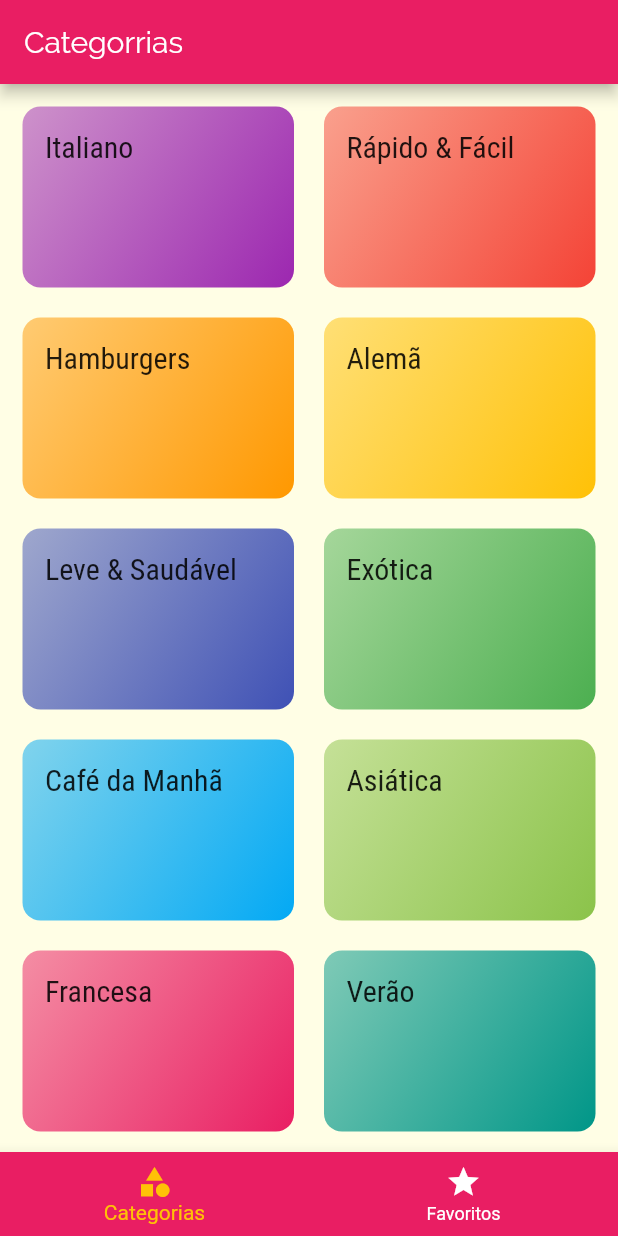
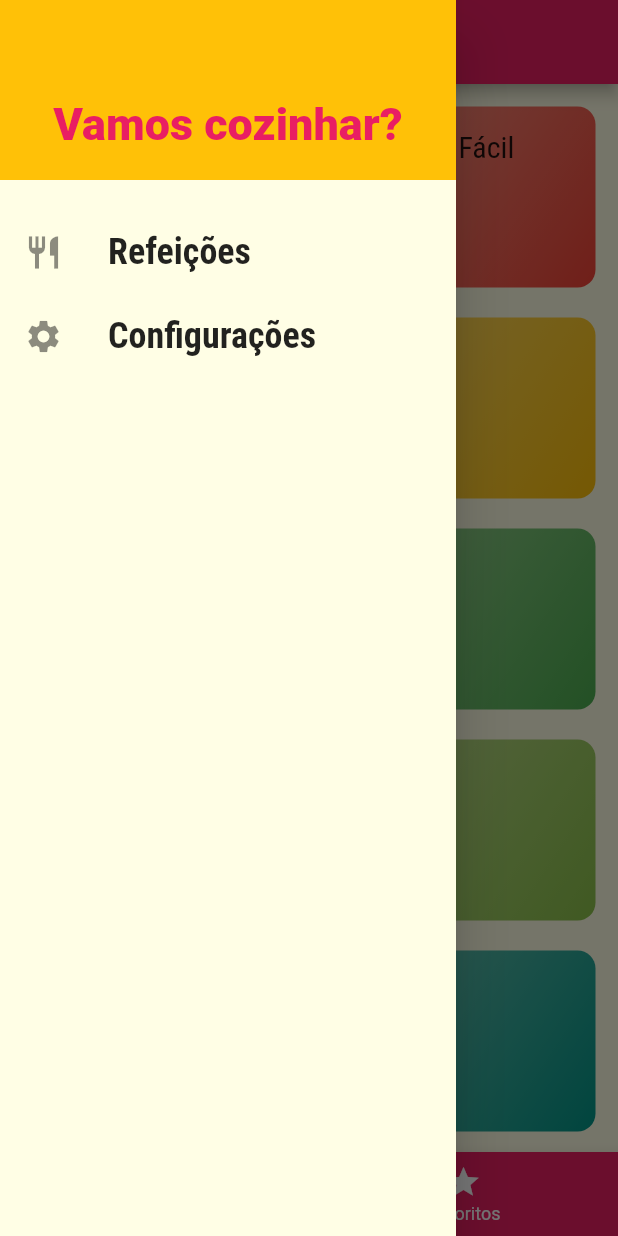
Before and after one commit to fabiokreis/meals, a Flutter app: the screen it shows after launch, with the side drawer open (before the commit the screen has no drawer), on a phone screen of 412 x 824 dp. Run offline on Flutter 3.47's test engine with Material 2 defaults, Android fonts, the phone set to English and light mode, and no system bars.

Commit message:
Added drawer

```diff
--- /dev/null
+++ b/lib/components/main_drawer.dart
@@ -0,0 +1,58 @@
+import 'package:flutter/material.dart';
+import '../utils/app_routes.dart';
+
+class MainDrawer extends StatelessWidget {
+  Widget _createItem(IconData icon, String label, Function onTap) {
+    return ListTile(
+      leading: Icon(
+        icon,
+        size: 26,
+      ),
+      title: Text(
+        label,
+        style: TextStyle(
+          fontFamily: 'RobotoCondensed',
+          fontSize: 24,
+          fontWeight: FontWeight.bold,
+        ),
+      ),
+      onTap: onTap,
+    );
+  }
+
+  @override
+  Widget build(BuildContext context) {
+    return Drawer(
+      child: Column(
+        children: <Widget>[
+          Container(
+            height: 120,
+            width: double.infinity,
+            padding: EdgeInsets.all(20),
+            color: Theme.of(context).accentColor,
+            alignment: Alignment.bottomCenter,
+            child: Text(
+              'Vamos cozinhar?',
+              style: TextStyle(
+                fontWeight: FontWeight.w900,
+                fontSize: 30,
+                color: Theme.of(context).primaryColor,
+              ),
+            ),
+          ),
+          SizedBox(height: 20),
+          _createItem(
+            Icons.restaurant,
+            'Refeições',
+            () => Navigator.of(context).pushNamed(AppRoutes.HOME),
+          ),
+          _createItem(
+            Icons.settings,
+            'Configurações',
+            () => Navigator.of(context).pushNamed(AppRoutes.SETTINGS),
+          ),
+        ],
+      ),
+    );
+  }
+}
--- a/lib/main.dart
+++ b/lib/main.dart
@@ -1,6 +1,6 @@
 import 'package:flutter/material.dart';
+import 'screens/settings_screen.dart';
 import 'screens/categories_meals_screnn.dart';
-import 'screens/categories_screen.dart';
 import 'screens/meal_detail_screen.dart';
 import 'screens/tabs_screen.dart';
 import 'utils/app_routes.dart';
@@ -28,6 +28,7 @@ class MyApp extends StatelessWidget {
         AppRoutes.HOME: (ctx) => TabsScreen(),
         AppRoutes.CATEGORIES_MEALS: (ctx) => CategoriesMealsScreen(),
         AppRoutes.MEAL_DETAIL: (ctx) => MealDetailScreen(),
+        AppRoutes.SETTINGS: (ctx) => SettingsScreen(),
       },
     );
   }
--- /dev/null
+++ b/lib/screens/settings_screen.dart
@@ -0,0 +1,15 @@
+import 'package:flutter/material.dart';
+
+class SettingsScreen extends StatelessWidget {
+  @override
+  Widget build(BuildContext context) {
+    return Scaffold(
+      appBar: AppBar(
+        title: Text('Configurações'),
+      ),
+      body: Center(
+        child: Text('conifig'),
+      ),
+    );
+  }
+}
--- a/lib/screens/tabs_screen.dart
+++ b/lib/screens/tabs_screen.dart
@@ -1,6 +1,7 @@
 import 'package:flutter/material.dart';
 import 'categories_screen.dart';
 import 'favorite_screen.dart';
+import '../components/main_drawer.dart';
 
 class TabsScreen extends StatefulWidget {
   @override
@@ -25,6 +26,7 @@ class _TabsScreenState extends State<TabsScreen> {
       appBar: AppBar(
         title: Text(_screens[_selectedScreenIndex]['title'] as String),
       ),
+      drawer: MainDrawer(),
       body: (_screens[_selectedScreenIndex]['screen'] as Widget),
       bottomNavigationBar: BottomNavigationBar(
         onTap: _selectScreen,
--- a/lib/utils/app_routes.dart
+++ b/lib/utils/app_routes.dart
@@ -2,4 +2,5 @@ class AppRoutes {
   static const HOME = '/';
   static const CATEGORIES_MEALS = '/categories-meals';
   static const MEAL_DETAIL = '/meal-detail';
+  static const SETTINGS = '/settings';
 }
```
